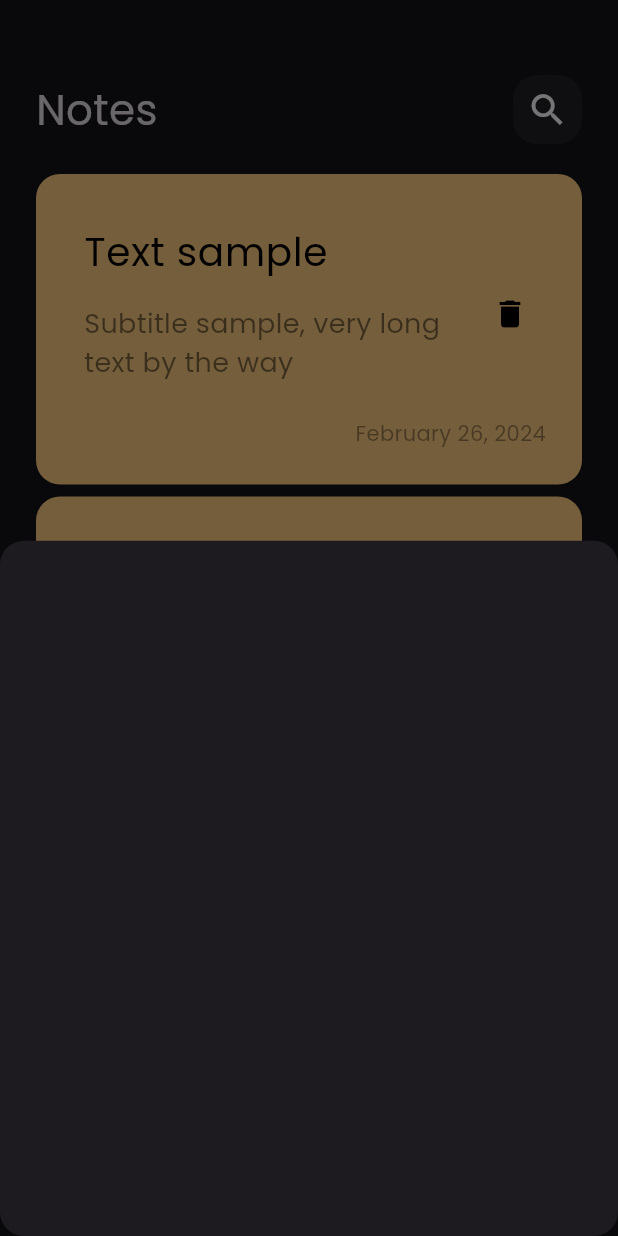
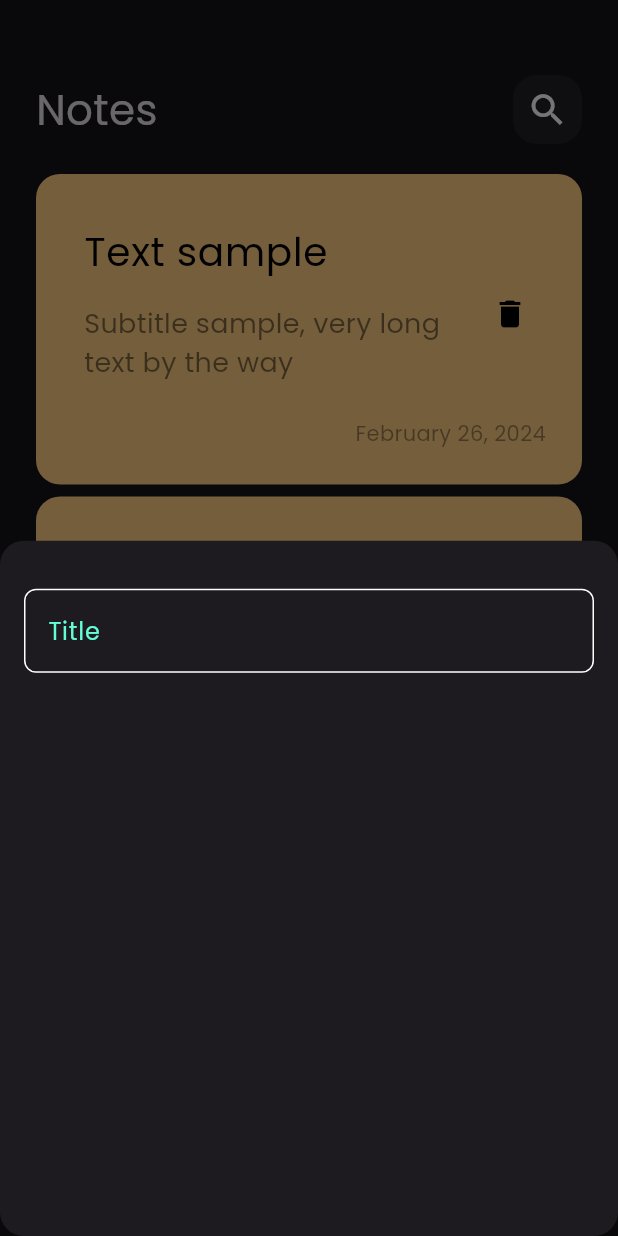
Before and after one commit to Stuard256/notes, a Flutter app: the screen it shows after launch, after a tap on the "add" icon, on a phone screen of 412 x 824 dp. Run offline on Flutter 3.47's test engine with Material 3 defaults, Android fonts, the phone set to English and light mode, and no system bars.

Commit message:
create custom text field

```diff
--- /dev/null
+++ b/lib/constants.dart
@@ -0,0 +1,4 @@
+
+import 'package:flutter/material.dart';
+
+const kPrimaryColor = Color(0xff62FCD7);
--- a/lib/views/widgets/add_note_bottom_sheet.dart
+++ b/lib/views/widgets/add_note_bottom_sheet.dart
@@ -1,10 +1,21 @@
 import 'package:flutter/material.dart';
+import 'package:notes/views/widgets/custom_text_field.dart';
 
 class AddNoteBottomSheet extends StatelessWidget {
   const AddNoteBottomSheet({super.key});
 
   @override
   Widget build(BuildContext context) {
-    return Container();
+    return Padding(
+      padding: const EdgeInsets.symmetric(horizontal: 16),
+      child: Column(
+        children: [
+          SizedBox(
+            height: 32,
+          ),
+          CustomTextField(),
+        ],
+      ),
+    );
   }
 }
--- /dev/null
+++ b/lib/views/widgets/custom_text_field.dart
@@ -0,0 +1,30 @@
+import 'package:flutter/material.dart';
+import 'package:notes/constants.dart';
+
+class CustomTextField extends StatelessWidget {
+  const CustomTextField({super.key});
+
+  @override
+  Widget build(BuildContext context) {
+    return TextField(
+        cursorColor: kPrimaryColor,
+        decoration: InputDecoration(
+          hintText: 'Title',
+          hintStyle: const TextStyle(
+            color: kPrimaryColor,
+          ),
+          border: buildBorder(),
+          enabledBorder: buildBorder(),
+          focusedBorder: buildBorder(kPrimaryColor),
+        ));
+  }
+
+  OutlineInputBorder buildBorder([color]) {
+    return OutlineInputBorder(
+      borderRadius: BorderRadius.circular(8),
+      borderSide: BorderSide(
+        color: color ?? Colors.white,
+      ),
+    );
+  }
+}
```
